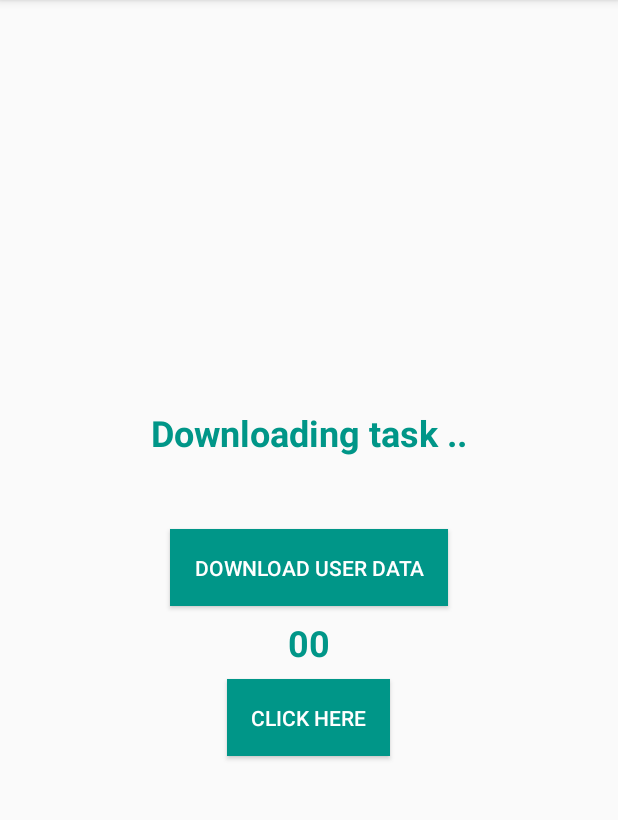
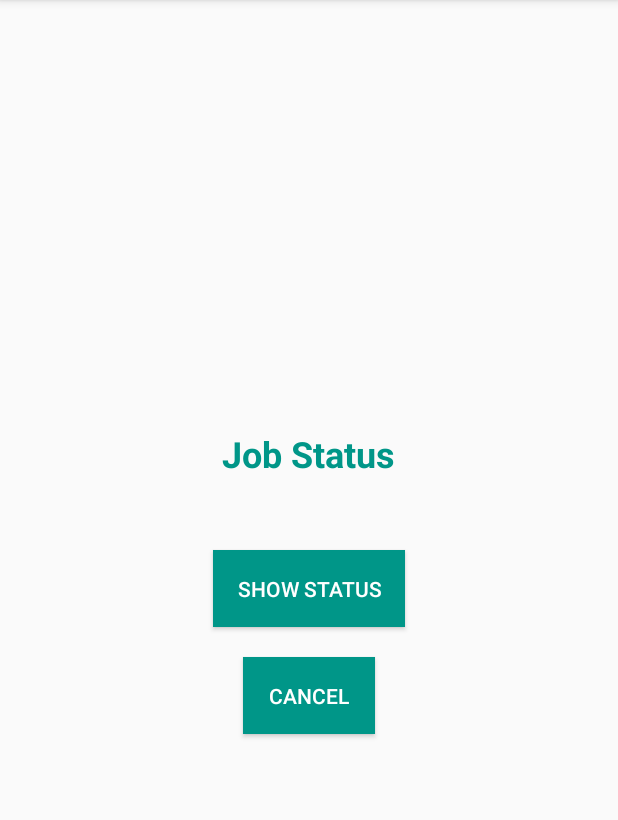
Before and after one commit to javatech147/coroutinesDemo, an Android app: the screen it shows after launch (MainActivity), on a phone screen of 412 x 824 dp, the part 84-904 px from its top. Run offline under Robolectric (Android 15) with nearby library versions, the phone set to English and light mode, and no system bars.

Commit message:
Cancel Job and Job Status

```diff
--- a/app/src/main/java/com/example/kotlincoroutinesdemo/MainActivity.kt
+++ b/app/src/main/java/com/example/kotlincoroutinesdemo/MainActivity.kt
@@ -7,7 +7,8 @@ import kotlinx.android.synthetic.main.activity_main.*
 import kotlinx.coroutines.*
 
 class MainActivity : AppCompatActivity() {
-    var count: Int = 0
+
+    lateinit var job: Job
 
     companion object {
         val TAG = MainActivity::class.java.simpleName
@@ -18,35 +19,35 @@ class MainActivity : AppCompatActivity() {
         super.onCreate(savedInstanceState)
         setContentView(R.layout.activity_main)
 
-        btnDownload.setOnClickListener {
-            CoroutineScope(Dispatchers.Main).launch {
-                val deferred1: Deferred<Int> = async(Dispatchers.IO) {
-                    getResult1()
+        job = CoroutineScope(Dispatchers.Main).launch {
+            downloadData()
+        }
+
+        btnShowStatus.setOnClickListener {
+            when {
+                job.isActive -> {
+                    tvJobStatus.text = "Active"
                 }
-                val deferred2 = async(Dispatchers.IO) {
-                    getResult2()
+                job.isCancelled -> {
+                    tvJobStatus.text = "Cancelled"
                 }
-
-                val total = deferred1.await() + deferred2.await()
-                Log.d(TAG, "Total is $total")
-
+                job.isCompleted -> {
+                    tvJobStatus.text = "Completed"
+                }
             }
         }
 
-        btnCount.setOnClickListener {
-            tvCount.text = count++.toString()
+        btnCancel.setOnClickListener {
+            job.cancel()
         }
     }
 
-    suspend fun getResult1(): Int {
-        Log.d(TAG, "Executing task1")
-        delay(15000)
-        return 15
-    }
-
-    suspend fun getResult2(): Int {
-        Log.d(TAG, "Executing task2")
-        delay(1000)
-        return 10
+    private suspend fun downloadData() {
+        withContext(Dispatchers.IO) {
+            repeat(20) {
+                delay(1000)
+                Log.d(TAG, "Repeating $it")
+            }
+        }
     }
 }
--- a/app/src/main/res/layout/activity_main.xml
+++ b/app/src/main/res/layout/activity_main.xml
@@ -8,42 +8,33 @@
     tools:context=".MainActivity">
 
     <TextView
-        android:id="@+id/tvDownloadStatus"
+        android:id="@+id/tvJobStatus"
         android:layout_width="wrap_content"
         android:layout_height="wrap_content"
         android:padding="8dp"
-        android:text="Downloading task .."
+        android:text="Job Status"
         android:textColor="#009688"
         android:textSize="24sp"
         android:textStyle="bold" />
 
     <Button
-        android:id="@+id/btnDownload"
+        android:id="@+id/btnShowStatus"
         android:layout_width="wrap_content"
         android:layout_height="wrap_content"
         android:layout_marginTop="40dp"
         android:background="#009688"
         android:padding="16dp"
-        android:text="@string/txt_download_user_data"
+        android:text="Show Status"
         android:textColor="#ffffff" />
 
-    <TextView
-        android:id="@+id/tvCount"
+    <Button
+        android:id="@+id/btnCancel"
         android:layout_width="wrap_content"
         android:layout_height="wrap_content"
-        android:padding="8dp"
-        android:text="00"
-        android:textColor="#009688"
-        android:textSize="24sp"
-        android:textStyle="bold" />
-
-    <Button
-        android:id="@+id/btnCount"
-        android:layout_width="wrap_content"
-        android:layout_height="wrap_content"
+        android:layout_marginTop="20dp"
         android:background="#009688"
         android:padding="16dp"
-        android:text="@string/txt_click_here"
+        android:text="Cancel"
         android:textColor="#ffffff" />
 
 </LinearLayout>
--- a/app/src/main/res/values/strings.xml
+++ b/app/src/main/res/values/strings.xml
@@ -1,5 +1,3 @@
 <resources>
     <string name="app_name">KotlinCoroutinesDemo</string>
-    <string name="txt_download_user_data">Download User Data</string>
-    <string name="txt_click_here">Click Here</string>
 </resources>
```
